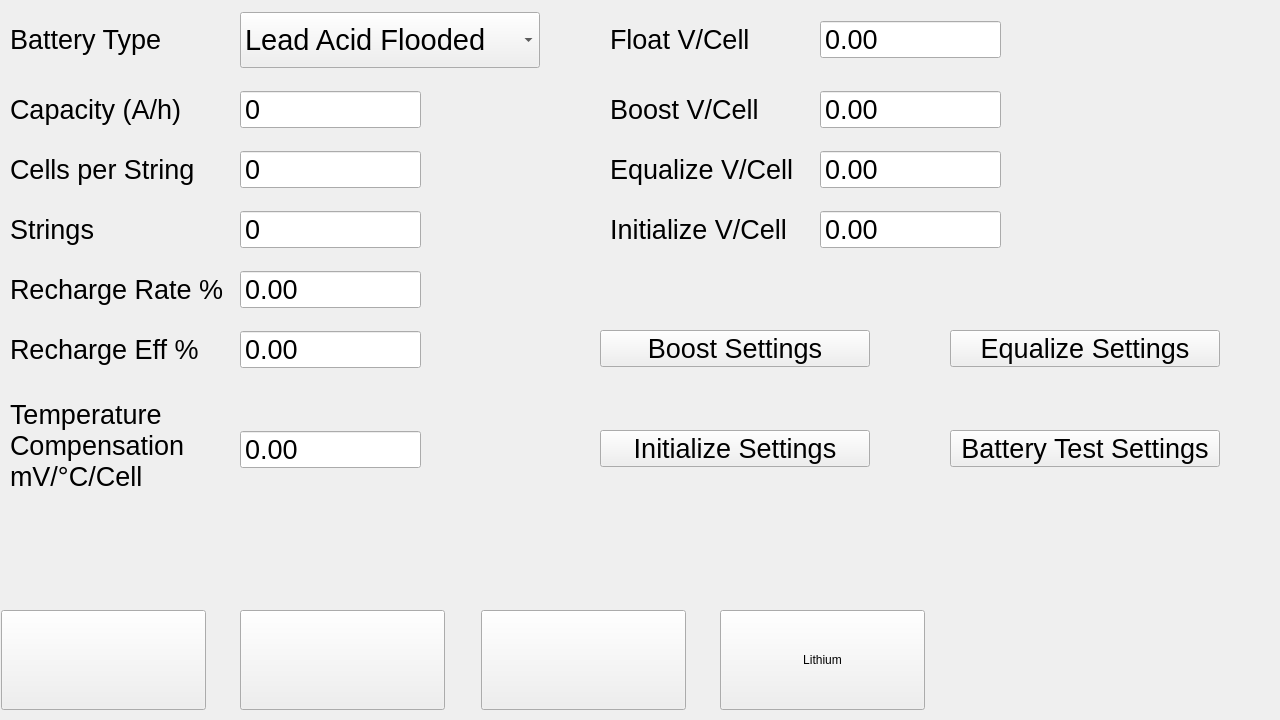
Old version of the form mainwindow.ui in the repository solarpieter/SP515_Display_2.
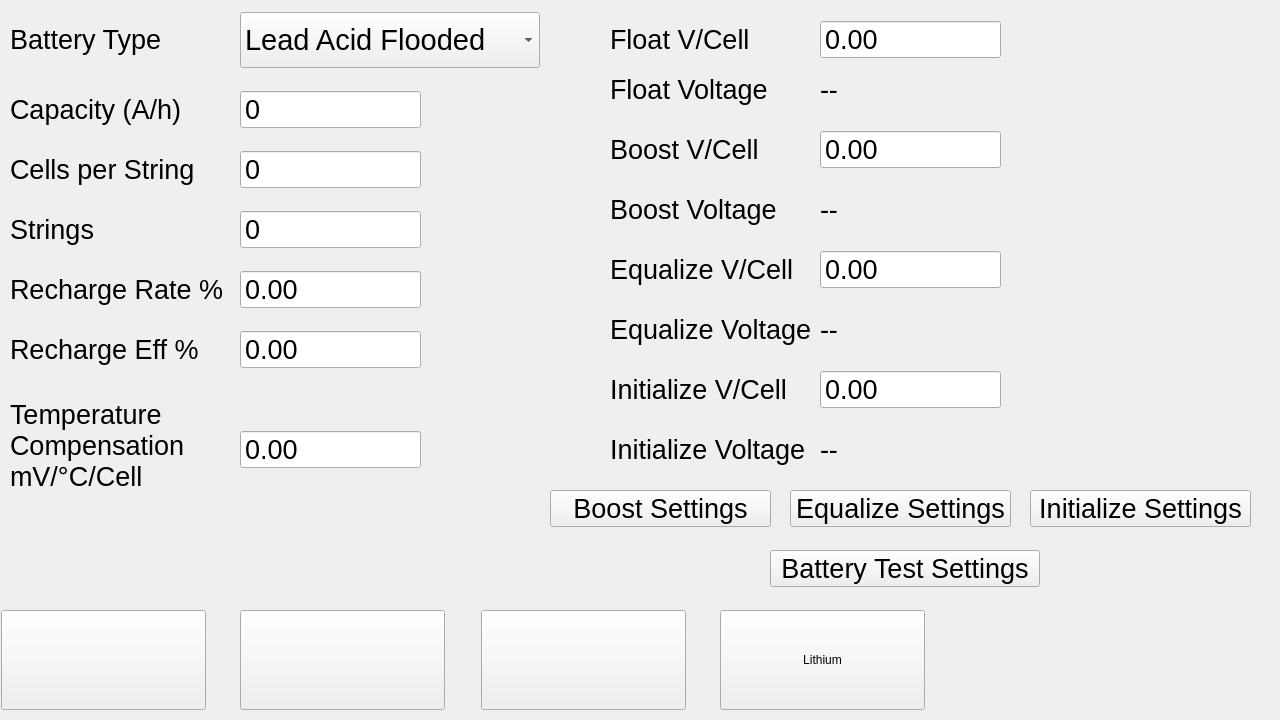
New version of the form. The open tabs and pages were chosen to show the change. Icons and pictures are not drawn. Custom widgets are drawn as their Qt base class.

Commit message: PID settings added set point

```diff
--- a/mainwindow.ui
+++ b/mainwindow.ui
@@ -2599,7 +2599,7 @@
       <property name="geometry">
        <rect>
         <x>610</x>
-        <y>90</y>
+        <y>130</y>
         <width>200</width>
         <height>39</height>
        </rect>
@@ -2617,7 +2617,7 @@
       <property name="geometry">
        <rect>
         <x>820</x>
-        <y>90</y>
+        <y>130</y>
         <width>181</width>
         <height>39</height>
        </rect>
@@ -2635,7 +2635,7 @@
       <property name="geometry">
        <rect>
         <x>610</x>
-        <y>150</y>
+        <y>250</y>
         <width>200</width>
         <height>39</height>
        </rect>
@@ -2653,7 +2653,7 @@
       <property name="geometry">
        <rect>
         <x>820</x>
-        <y>150</y>
+        <y>250</y>
         <width>181</width>
         <height>39</height>
        </rect>
@@ -2671,7 +2671,7 @@
       <property name="geometry">
        <rect>
         <x>610</x>
-        <y>210</y>
+        <y>370</y>
         <width>200</width>
         <height>39</height>
        </rect>
@@ -2689,7 +2689,7 @@
       <property name="geometry">
        <rect>
         <x>820</x>
-        <y>210</y>
+        <y>370</y>
         <width>181</width>
         <height>39</height>
        </rect>
@@ -2755,7 +2755,7 @@
       <property name="geometry">
        <rect>
         <x>1010</x>
-        <y>90</y>
+        <y>130</y>
         <width>260</width>
         <height>39</height>
        </rect>
@@ -2779,7 +2779,7 @@
       <property name="geometry">
        <rect>
         <x>1010</x>
-        <y>150</y>
+        <y>250</y>
         <width>260</width>
         <height>39</height>
        </rect>
@@ -2803,7 +2803,7 @@
       <property name="geometry">
        <rect>
         <x>1010</x>
-        <y>210</y>
+        <y>360</y>
         <width>260</width>
         <height>39</height>
        </rect>
@@ -2850,9 +2850,9 @@
      <widget class="QPushButton" name="pushButton_8">
       <property name="geometry">
        <rect>
-        <x>600</x>
-        <y>330</y>
-        <width>270</width>
+        <x>550</x>
+        <y>490</y>
+        <width>221</width>
         <height>37</height>
        </rect>
       </property>
@@ -2868,9 +2868,9 @@
      <widget class="QPushButton" name="pushButton_9">
       <property name="geometry">
        <rect>
-        <x>950</x>
-        <y>330</y>
-        <width>270</width>
+        <x>790</x>
+        <y>490</y>
+        <width>221</width>
         <height>37</height>
        </rect>
       </property>
@@ -2886,9 +2886,9 @@
      <widget class="QPushButton" name="pushButton_10">
       <property name="geometry">
        <rect>
-        <x>600</x>
-        <y>430</y>
-        <width>270</width>
+        <x>1030</x>
+        <y>490</y>
+        <width>221</width>
         <height>37</height>
        </rect>
       </property>
@@ -2904,8 +2904,8 @@
      <widget class="QPushButton" name="pushButton_11">
       <property name="geometry">
        <rect>
-        <x>950</x>
-        <y>430</y>
+        <x>770</x>
+        <y>550</y>
         <width>270</width>
         <height>37</height>
        </rect>
@@ -2932,6 +2932,150 @@
        <string>Lithium</string>
       </property>
      </widget>
+     <widget class="QLabel" name="label_4_float_voltage">
+      <property name="geometry">
+       <rect>
+        <x>610</x>
+        <y>70</y>
+        <width>200</width>
+        <height>39</height>
+       </rect>
+      </property>
+      <property name="font">
+       <font>
+        <pointsize>20</pointsize>
+       </font>
+      </property>
+      <property name="text">
+       <string>Float Voltage</string>
+      </property>
+     </widget>
+     <widget class="QLabel" name="label_4_float_calc">
+      <property name="geometry">
+       <rect>
+        <x>820</x>
+        <y>70</y>
+        <width>181</width>
+        <height>39</height>
+       </rect>
+      </property>
+      <property name="font">
+       <font>
+        <pointsize>20</pointsize>
+       </font>
+      </property>
+      <property name="text">
+       <string>--</string>
+      </property>
+     </widget>
+     <widget class="QLabel" name="label_4_boost_voltage">
+      <property name="geometry">
+       <rect>
+        <x>610</x>
+        <y>190</y>
+        <width>200</width>
+        <height>39</height>
+       </rect>
+      </property>
+      <property name="font">
+       <font>
+        <pointsize>20</pointsize>
+       </font>
+      </property>
+      <property name="text">
+       <string>Boost Voltage</string>
+      </property>
+     </widget>
+     <widget class="QLabel" name="label_4_boost_calc">
+      <property name="geometry">
+       <rect>
+        <x>820</x>
+        <y>190</y>
+        <width>181</width>
+        <height>39</height>
+       </rect>
+      </property>
+      <property name="font">
+       <font>
+        <pointsize>20</pointsize>
+       </font>
+      </property>
+      <property name="text">
+       <string>--</string>
+      </property>
+     </widget>
+     <widget class="QLabel" name="label_4_equalize_calc">
+      <property name="geometry">
+       <rect>
+        <x>820</x>
+        <y>310</y>
+        <width>181</width>
+        <height>39</height>
+       </rect>
+      </property>
+      <property name="font">
+       <font>
+        <pointsize>20</pointsize>
+       </font>
+      </property>
+      <property name="text">
+       <string>--</string>
+      </property>
+     </widget>
+     <widget class="QLabel" name="label_4_equalize_voltage">
+      <property name="geometry">
+       <rect>
+        <x>610</x>
+        <y>310</y>
+        <width>200</width>
+        <height>39</height>
+       </rect>
+      </property>
+      <property name="font">
+       <font>
+        <pointsize>20</pointsize>
+       </font>
+      </property>
+      <property name="text">
+       <string>Equalize Voltage</string>
+      </property>
+     </widget>
+     <widget class="QLabel" name="label_4_initialize_calc">
+      <property name="geometry">
+       <rect>
+        <x>820</x>
+        <y>430</y>
+        <width>181</width>
+        <height>39</height>
+       </rect>
+      </property>
+      <property name="font">
+       <font>
+        <pointsize>20</pointsize>
+       </font>
+      </property>
+      <property name="text">
+       <string>--</string>
+      </property>
+     </widget>
+     <widget class="QLabel" name="label_4_initialize_voltage">
+      <property name="geometry">
+       <rect>
+        <x>610</x>
+        <y>430</y>
+        <width>200</width>
+        <height>39</height>
+       </rect>
+      </property>
+      <property name="font">
+       <font>
+        <pointsize>20</pointsize>
+       </font>
+      </property>
+      <property name="text">
+       <string>Initialize Voltage</string>
+      </property>
+     </widget>
     </widget>
     <widget class="QWidget" name="pageBoost_settings">
      <widget class="QLabel" name="label_boost_title">
```
Left out of the diff: 102 changed lines with no effect on the pictures.
